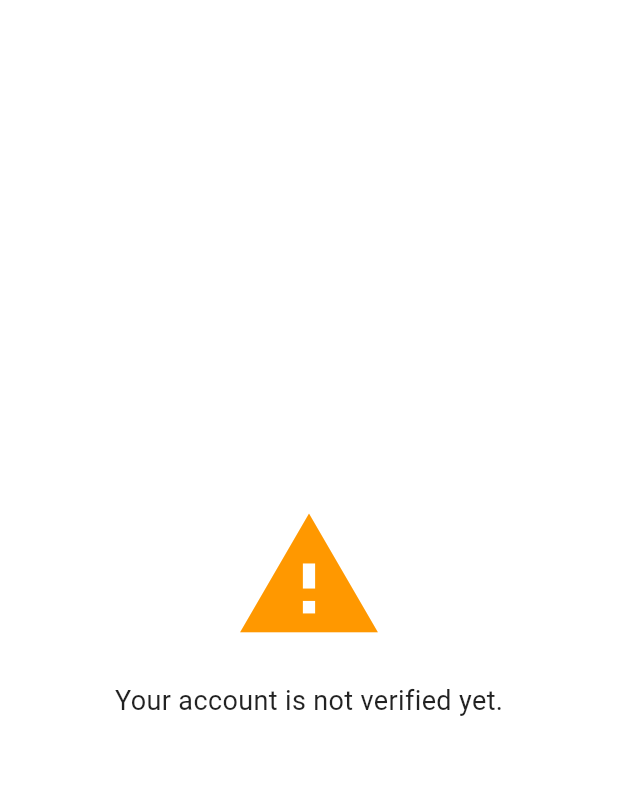
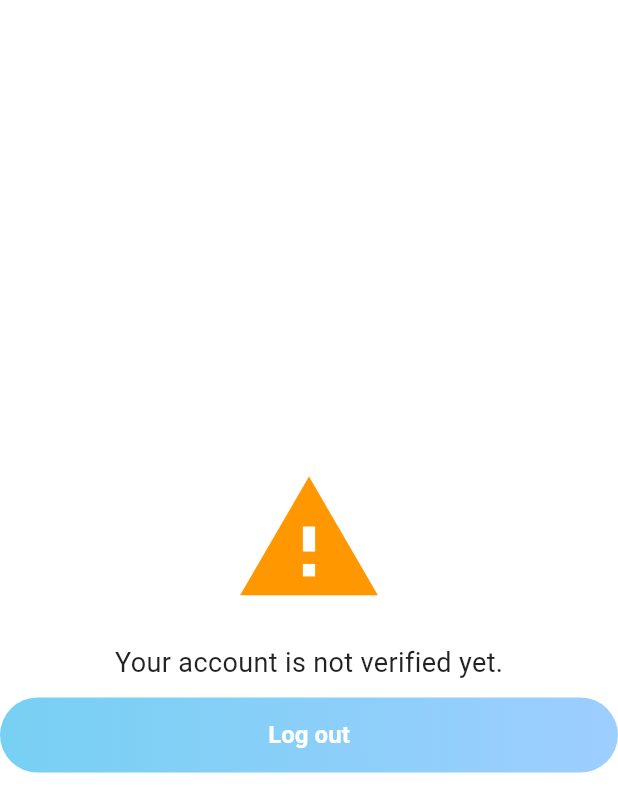
Before and after one commit to bhargavrohit33/Medibookings, a Flutter app: the AccountNotVerifiedScreen screen opened by its route, on a phone screen of 412 x 824 dp. Shown: the top 812 px of the screen. Run offline on Flutter 3.47's test engine with Material 3 defaults, Android fonts, the phone set to English and light mode, and no system bars; our stand-ins replace carousel_slider, cloud_firestore, file_picker, firebase_auth, firebase_core, firebase_storage and 4 more; accounts and stored records are empty; Roboto replaces fonts that are missing (Poppins).

Commit message:
update firebase to lowercase only names of doctor and hospital

```diff
--- a/lib/model/hospital/hospital/hospital_model.dart
+++ b/lib/model/hospital/hospital/hospital_model.dart
@@ -1,7 +1,6 @@
-import 'dart:ffi';
-
 import 'package:cloud_firestore/cloud_firestore.dart';
 import 'package:firebase_auth/firebase_auth.dart';
+import 'package:medibookings/common/utils.dart';
 import 'package:medibookings/service/service_utils.dart';
 
 class HospitalModel {
@@ -13,6 +12,8 @@ class HospitalModel {
   List<String> documentLinks;
   final bool isVerified;
   final User? firebaseUser;
+  String description;
+  List<String> hospitalImages;
 
   HospitalModel({
     required this.id,
@@ -23,29 +24,35 @@ class HospitalModel {
     required this.documentLinks,
     required this.isVerified,
     this.firebaseUser,
+    required this.description,
+    required this.hospitalImages,
   });
 
   factory HospitalModel.fromSnapshot(DocumentSnapshot<Map<String, dynamic>> snapshot, User user) {
     return HospitalModel(
       id: snapshot.id,
-      name: snapshot.data()![ServiceUtils.hospitalModel_Name] ?? '',
-      email: snapshot.data()![ServiceUtils.hospitalModel_Email] ?? '',
+      name: capitalizeFirstLetter(snapshot.data()![ServiceUtils.hospitalModel_Name] ?? ''),
+      email: capitalizeFirstLetter(snapshot.data()![ServiceUtils.hospitalModel_Email] ?? ''),
       address: snapshot.data()![ServiceUtils.hospitalModel_Address] ?? GeoPoint(0, 0),
       contactNumber: snapshot.data()![ServiceUtils.hospitalModel_ContactNumber] ,
       documentLinks: List<String>.from(snapshot.data()![ServiceUtils.hospitalModel_DocumentLinks] ?? []),
       isVerified: snapshot.data()![ServiceUtils.hospitalModel_IsVerified] ?? false,
       firebaseUser: user,
+      description: snapshot.data()![ServiceUtils.hospitalModel_Description] ?? '',
+      hospitalImages: List<String>.from(snapshot.data()![ServiceUtils.hospitalModel_HospitalImages] ?? []),
     );
   }
 
   Map<String, dynamic> toMap() {
     return {
-      ServiceUtils.hospitalModel_Name: name,
-      ServiceUtils.hospitalModel_Email: email,
+      ServiceUtils.hospitalModel_Name: name.toLowerCase(),
+      ServiceUtils.hospitalModel_Email: email.toLowerCase(),
       ServiceUtils.hospitalModel_Address: address,
       ServiceUtils.hospitalModel_ContactNumber: contactNumber,
       ServiceUtils.hospitalModel_DocumentLinks: documentLinks,
       ServiceUtils.hospitalModel_IsVerified: isVerified,
+      ServiceUtils.hospitalModel_Description: description,
+      ServiceUtils.hospitalModel_HospitalImages: hospitalImages,
     };
   }
 
--- a/lib/presentation/screens/auth/account_not_verified_screen.dart
+++ b/lib/presentation/screens/auth/account_not_verified_screen.dart
@@ -1,28 +1,35 @@
 import 'package:flutter/material.dart';
 import 'package:medibookings/common/route_name.dart';
 import 'package:medibookings/presentation/widget/button.dart';
+import 'package:medibookings/service/auth_service.dart';
+import 'package:provider/provider.dart';
 
 class AccountNotVerifiedScreen extends StatelessWidget {
   const AccountNotVerifiedScreen({super.key});
   @override
   Widget build(BuildContext context) {
-    return const Scaffold(
+     final _authProvider = Provider.of<AuthService>(context );
+    return  Scaffold(
 
       body: Center(
         child: Column(
           mainAxisAlignment: MainAxisAlignment.center,
           children: [
-            Icon(
+          const  Icon(
               Icons.warning,
               size: 100,
               color: Colors.orange,
             ),
-            SizedBox(height: 20),
-            Text(
+          const  SizedBox(height: 20),
+           const Text(
               'Your account is not verified yet.',
               style: TextStyle(fontSize: 18),
             ),
-            SizedBox(height: 10),
+           const SizedBox(height: 10),
+            basicButton(onPressed: ()async{
+              await _authProvider.logout();
+            }, text: 'Log out')
+
 
           ],
         ),
--- a/lib/service/hospital/hospital_service.dart
+++ b/lib/service/hospital/hospital_service.dart
@@ -53,6 +53,8 @@ class HospitalService   extends DisposableService {
           isVerified: false,
           name: hospitalName,
           contactNumber: 0,
+          description: "",
+          hospitalImages: []
 
           );
       await _firestore
--- a/lib/service/service_utils.dart
+++ b/lib/service/service_utils.dart
@@ -6,6 +6,8 @@ class ServiceUtils{
   static const String hospitalModel_DocumentLinks = "documentLinks";
   static const String hospitalModel_IsVerified = "isVerified";
   static const String hospitalModel_ContactNumber = "contactNumber";
+  static const String  hospitalModel_Description ="description";
+    static const String  hospitalModel_HospitalImages = "hospitalImages";
 
   // doctor
 static const String collection_doctor= 'doctors';
```
Also changed, not shown: lib/common/utils.dart (+7 -0 lines), lib/model/hospital/doctor/doctorModel.dart (+8 -7 lines), lib/service/hospital/doctor.service.dart (+10 -8 lines).
